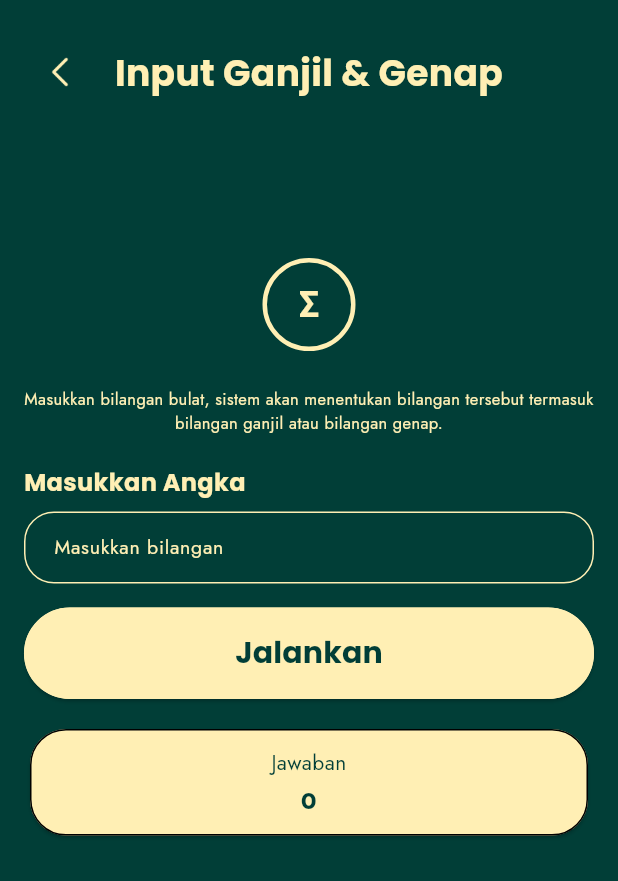
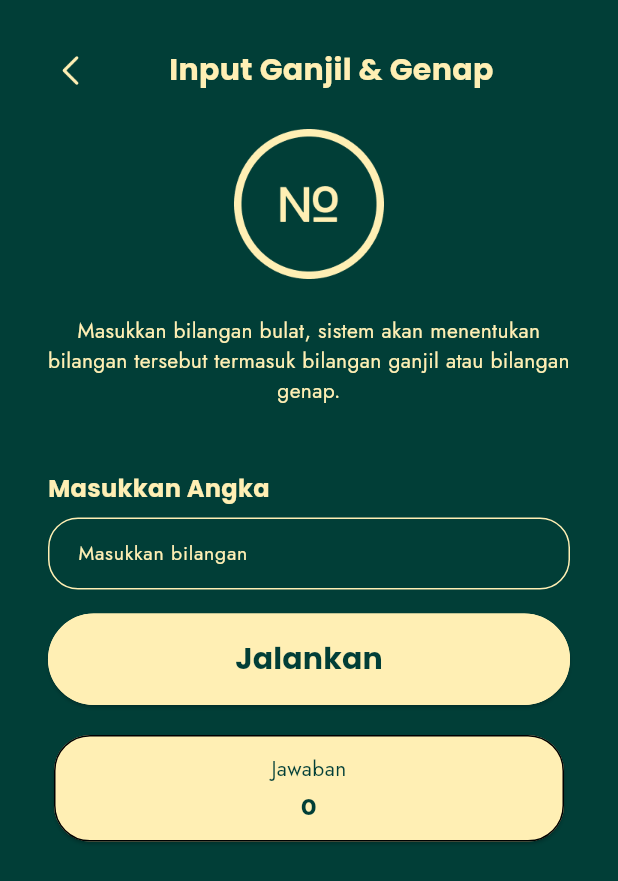
Before and after one commit to GraciaRosalinaHindirwan/Mobile---Tugas-1, a Flutter app: the OddEvenPage widget shown alone on an empty page, opened directly, on a phone screen of 412 x 824 dp. Shown: the top 881 px of the screen. Run offline on Flutter 3.47's test engine with Material 3 defaults, Android fonts, the phone set to English and light mode, and no system bars.

Commit message:
fixed layout menu page

```diff
--- a/tugas1_mobile/lib/layouts/menu_layouts.dart
+++ b/tugas1_mobile/lib/layouts/menu_layouts.dart
@@ -3,51 +3,76 @@ import 'package:tugas1_mobile/theme/app_colors.dart';
 import 'package:tugas1_mobile/theme/app_text_styles.dart';
 
 class MenuLayout extends StatelessWidget {
+  final String title;
+  final String icon;
+  final String description;
   final Widget content;
-  final String title;
-  const MenuLayout({super.key, required this.title, required this.content});
+
+  const MenuLayout({super.key,
+  required this.title,
+  required this.icon,
+  required this.description,
+  required this.content});
 
   @override
   Widget build(BuildContext context) {
     return Scaffold(
       backgroundColor: AppColors.primaryColor,
-      body: SafeArea(
-        child: Padding(
-          padding: const EdgeInsets.symmetric(horizontal: 16),
+      body: Container(
+        padding:const EdgeInsets.all(32),
+        // color: AppColors.primaryColor,
+        child: SingleChildScrollView(
         child: Column(
+          spacing: 24,
           children: [
-              const SizedBox(height: 24),
-              Stack(
-                alignment: Alignment.center,
+            Row(
               children: [
-                  Align(
-                    alignment: Alignment.centerLeft,
-                    child: IconButton(
-                      onPressed: () {
+                GestureDetector(
+                  onTap: () {
                     Navigator.pop(context);
                   },
-                      icon: Image.asset(
-                        "assets/icons/back.png",
+                  child: Image.asset(
+                    'assets/icons/back.png',
                     width: 30,
                     height: 30,
                   ),
                 ),
-                  ),
-                  Text(
+                Expanded(
+                  child: Text(
                     title,
                     textAlign: TextAlign.center,
                     style: AppTextStyles.poppinsBold.copyWith(
-                      fontSize: 24,
+                      fontSize: 20,
                       color: AppColors.secondaryColor,
+                    ),
                   ),
                 ),
               ],
             ),
-              const SizedBox(height: 100),
+
+            // deskripsi singkat
+            Column(
+              spacing: 24,
+              children: [
+                Image.asset(icon,
+                width: 100,
+                height: 100,),
+
+                Text(
+                  description,
+                  textAlign: TextAlign.center,
+                  style: AppTextStyles.jostRegular.copyWith(
+                    fontSize: 14,
+                    color: AppColors.secondaryColor,
+                  )
+                ),
+              ],
+            ),
+
             content,
           ],
         ),
-        ),
+        )
       ),
     );
   }
--- a/tugas1_mobile/lib/page/second_menu.dart
+++ b/tugas1_mobile/lib/page/second_menu.dart
@@ -106,7 +106,7 @@ class _SecondMenuPageState extends State<SecondMenuPage> {
                 spacing: 24,
                 children: [
                   Image.asset(
-                    'assets/icons/kaliBagi.png',
+                    'assets/icons/bigKaliBagi.png',
                     width: 100,
                     height: 100,
                   ),
--- a/tugas1_mobile/lib/page/third_menu.dart
+++ b/tugas1_mobile/lib/page/third_menu.dart
@@ -47,41 +47,12 @@ class _OddEvenPageState extends State<OddEvenPage> {
   Widget build(BuildContext context) {
     return MenuLayout(
         title: 'Input Ganjil & Genap',
-
+        icon: "assets/icons/bigGanjilGenap.png",
+        description: 'Masukkan bilangan bulat, sistem akan menentukan '
+                      'bilangan tersebut termasuk bilangan ganjil atau '
+                      'bilangan genap.',
         content: Column(
           children: [
-          // ICON
-          Container(
-            width: 62,
-            height: 62,
-            decoration: BoxDecoration(
-              shape: BoxShape.circle,
-              border: Border.all(color: AppColors.secondaryColor, width: 3),
-            ),
-            child: Center(
-              child: Text(
-                'Σ',
-                style: AppTextStyles.jostBold.copyWith(
-                  fontSize: 24,
-                  color: AppColors.secondaryColor,
-                ),
-              ),
-            ),
-          ),
-
-          const SizedBox(height: 24),
-          // DESKRIPSI
-          Text(
-            'Masukkan bilangan bulat, sistem akan menentukan '
-            'bilangan tersebut termasuk bilangan ganjil atau '
-            'bilangan genap.',
-            textAlign: TextAlign.center,
-            style: AppTextStyles.jostRegular.copyWith(
-              fontSize: 11,
-              color: AppColors.secondaryColor,
-            ),
-          ),
-
             const SizedBox(height: 20),
             // INPUT
             InputCardComponent(
```
Also changed, not shown: tugas1_mobile/assets/icons/Bigsum.png, tugas1_mobile/assets/icons/bigGanjilGenap.png (added), tugas1_mobile/assets/icons/bigKaliBagi.png (added), tugas1_mobile/assets/icons/bigTambahKurang.png (added), tugas1_mobile/lib/page/summaryPage.dart (line endings or trailing spaces), tugas1_mobile/pubspec.lock. Lines whose indentation alone changed are shown as unchanged.
